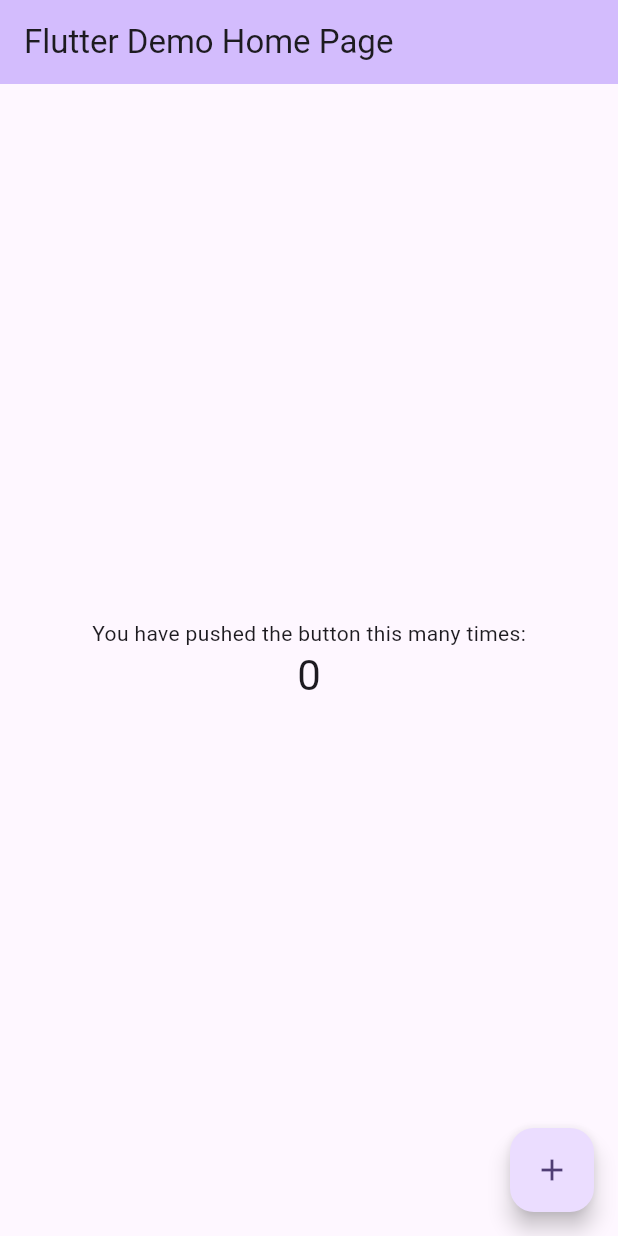
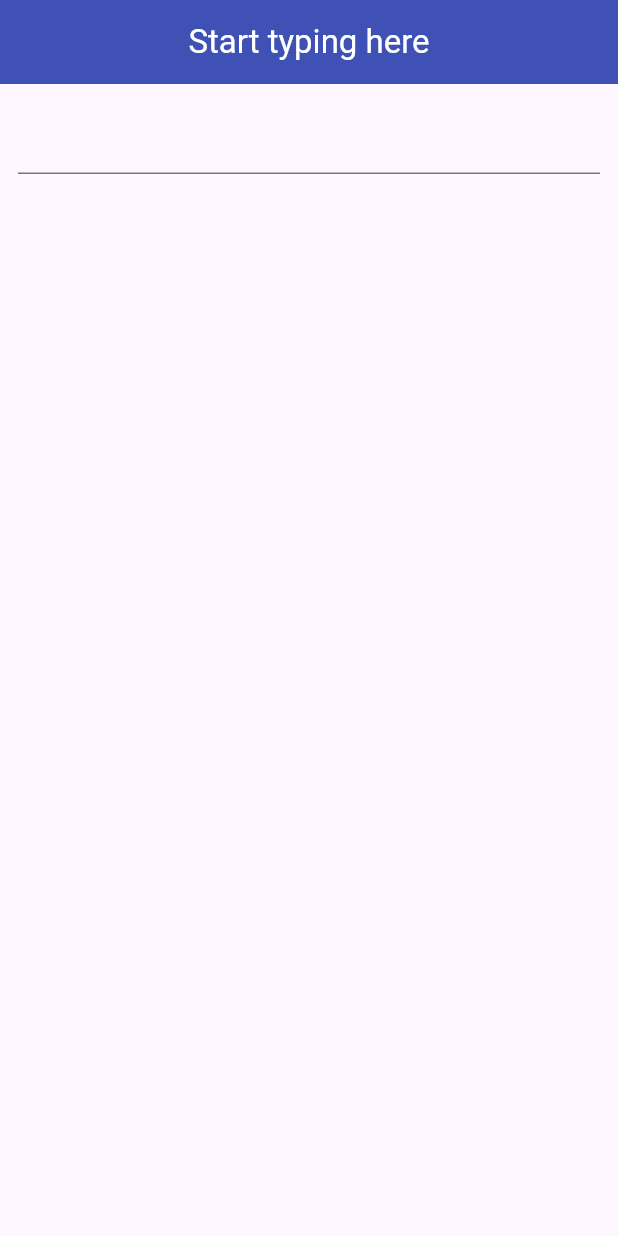
Before and after one commit to ukashaanwarpk/rxdart_flutter, a Flutter app: the screen it shows after launch, on a phone screen of 412 x 824 dp. Run offline on Flutter 3.47's test engine with Material 3 defaults, Android fonts, the phone set to English and light mode, and no system bars; our stand-ins replace flutter_hooks, rxdart.

Commit message:
Add BehaviourSubjectExample widget and integrate rxdart for state management

```diff
--- /dev/null
+++ b/lib/behaviour_subject_example.dart
@@ -0,0 +1,82 @@
+import 'package:flutter/material.dart';
+import 'package:flutter_hooks/flutter_hooks.dart';
+import 'package:rxdart/rxdart.dart';
+
+class BehaviourSubjectExample extends StatefulWidget {
+  const BehaviourSubjectExample({super.key});
+
+  @override
+  State<BehaviourSubjectExample> createState() =>
+      _BehaviourSubjectExampleState();
+}
+
+class _BehaviourSubjectExampleState extends State<BehaviourSubjectExample> {
+  late final BehaviorSubject<String> _subject;
+
+  @override
+  void initState() {
+    super.initState();
+    _subject = BehaviorSubject<String>();
+  }
+
+  @override
+  void dispose() async {
+    await _subject.close();
+    super.dispose();
+  }
+
+  @override
+  Widget build(BuildContext context) {
+    return Scaffold(
+      appBar: AppBar(
+        backgroundColor: Colors.indigo,
+        foregroundColor: Colors.white,
+        title: StreamBuilder<String>(
+          stream: _subject.stream.distinct().debounceTime(Duration(seconds: 1)),
+          initialData: 'Start typing here',
+          builder: (context, snapshot) {
+            return Text(snapshot.requireData);
+          },
+        ),
+        centerTitle: true,
+      ),
+      body: Padding(
+        padding: EdgeInsets.all(12),
+        child: TextField(onChanged: _subject.sink.add),
+      ),
+    );
+  }
+}
+
+class BehaviourSubjectExampleWithHook extends HookWidget {
+  const BehaviourSubjectExampleWithHook({super.key});
+
+  @override
+  Widget build(BuildContext context) {
+    // create our behaviour subject every time widget rebuilt
+    final subject = useMemoized(() => BehaviorSubject<String>(), [key]);
+
+    // dispose of the old subject every time widget rebuilt
+
+    useEffect(() => subject.close, [subject]);
+
+    return Scaffold(
+      appBar: AppBar(
+        backgroundColor: Colors.green,
+        foregroundColor: Colors.white,
+        title: StreamBuilder<String>(
+          stream: subject.stream.distinct().debounceTime(Duration(seconds: 1)),
+          initialData: 'Start typing here',
+          builder: (context, snapshot) {
+            return Text(snapshot.requireData);
+          },
+        ),
+        centerTitle: true,
+      ),
+      body: Padding(
+        padding: EdgeInsets.all(12),
+        child: TextField(onChanged: subject.sink.add),
+      ),
+    );
+  }
+}
--- a/lib/main.dart
+++ b/lib/main.dart
@@ -1,4 +1,5 @@
 import 'package:flutter/material.dart';
+import 'package:rxdart_flutter/behaviour_subject_example.dart';
 
 void main() {
   runApp(const MyApp());
@@ -7,116 +8,15 @@ void main() {
 class MyApp extends StatelessWidget {
   const MyApp({super.key});
 
-  // This widget is the root of your application.
   @override
   Widget build(BuildContext context) {
     return MaterialApp(
+      debugShowCheckedModeBanner: false,
       title: 'Flutter Demo',
       theme: ThemeData(
-        // This is the theme of your application.
-        //
-        // TRY THIS: Try running your application with "flutter run". You'll see
-        // the application has a purple toolbar. Then, without quitting the app,
-        // try changing the seedColor in the colorScheme below to Colors.green
-        // and then invoke "hot reload" (save your changes or press the "hot
-        // reload" button in a Flutter-supported IDE, or press "r" if you used
-        // the command line to start the app).
-        //
-        // Notice that the counter didn't reset back to zero; the application
-        // state is not lost during the reload. To reset the state, use hot
-        // restart instead.
-        //
-        // This works for code too, not just values: Most code changes can be
-        // tested with just a hot reload.
         colorScheme: ColorScheme.fromSeed(seedColor: Colors.deepPurple),
       ),
-      home: const MyHomePage(title: 'Flutter Demo Home Page'),
+      home: BehaviourSubjectExample(),
     );
   }
 }
-
-class MyHomePage extends StatefulWidget {
-  const MyHomePage({super.key, required this.title});
-
-  // This widget is the home page of your application. It is stateful, meaning
-  // that it has a State object (defined below) that contains fields that affect
-  // how it looks.
-
-  // This class is the configuration for the state. It holds the values (in this
-  // case the title) provided by the parent (in this case the App widget) and
-  // used by the build method of the State. Fields in a Widget subclass are
-  // always marked "final".
-
-  final String title;
-
-  @override
-  State<MyHomePage> createState() => _MyHomePageState();
-}
-
-class _MyHomePageState extends State<MyHomePage> {
-  int _counter = 0;
-
-  void _incrementCounter() {
-    setState(() {
-      // This call to setState tells the Flutter framework that something has
-      // changed in this State, which causes it to rerun the build method below
-      // so that the display can reflect the updated values. If we changed
-      // _counter without calling setState(), then the build method would not be
-      // called again, and so nothing would appear to happen.
-      _counter++;
-    });
-  }
-
-  @override
-  Widget build(BuildContext context) {
-    // This method is rerun every time setState is called, for instance as done
-    // by the _incrementCounter method above.
-    //
-    // The Flutter framework has been optimized to make rerunning build methods
-    // fast, so that you can just rebuild anything that needs updating rather
-    // than having to individually change instances of widgets.
-    return Scaffold(
-      appBar: AppBar(
-        // TRY THIS: Try changing the color here to a specific color (to
-        // Colors.amber, perhaps?) and trigger a hot reload to see the AppBar
-        // change color while the other colors stay the same.
-        backgroundColor: Theme.of(context).colorScheme.inversePrimary,
-        // Here we take the value from the MyHomePage object that was created by
-        // the App.build method, and use it to set our appbar title.
-        title: Text(widget.title),
-      ),
-      body: Center(
-        // Center is a layout widget. It takes a single child and positions it
-        // in the middle of the parent.
-        child: Column(
-          // Column is also a layout widget. It takes a list of children and
-          // arranges them vertically. By default, it sizes itself to fit its
-          // children horizontally, and tries to be as tall as its parent.
-          //
-          // Column has various properties to control how it sizes itself and
-          // how it positions its children. Here we use mainAxisAlignment to
-          // center the children vertically; the main axis here is the vertical
-          // axis because Columns are vertical (the cross axis would be
-          // horizontal).
-          //
-          // TRY THIS: Invoke "debug painting" (choose the "Toggle Debug Paint"
-          // action in the IDE, or press "p" in the console), to see the
-          // wireframe for each widget.
-          mainAxisAlignment: MainAxisAlignment.center,
-          children: <Widget>[
-            const Text('You have pushed the button this many times:'),
-            Text(
-              '$_counter',
-              style: Theme.of(context).textTheme.headlineMedium,
-            ),
-          ],
-        ),
-      ),
-      floatingActionButton: FloatingActionButton(
-        onPressed: _incrementCounter,
-        tooltip: 'Increment',
-        child: const Icon(Icons.add),
-      ), // This trailing comma makes auto-formatting nicer for build methods.
-    );
-  }
-}
```
Also changed, not shown: pubspec.yaml (+4 -67 lines), pubspec.lock.
